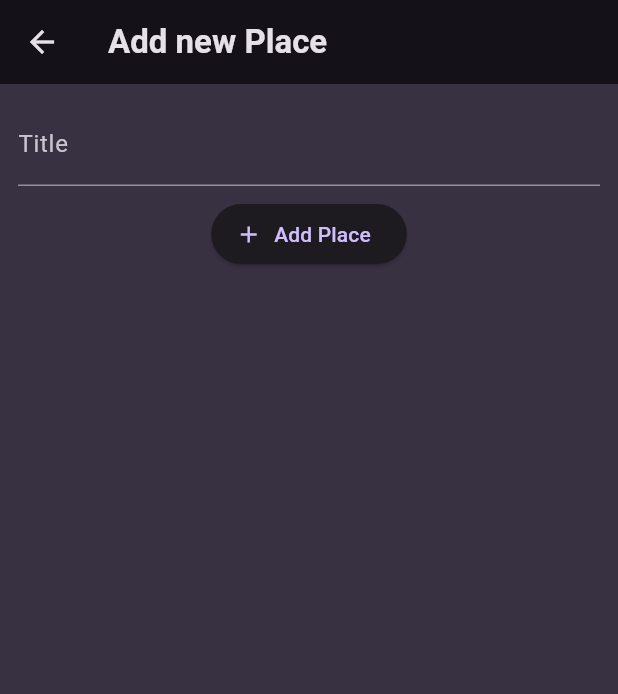
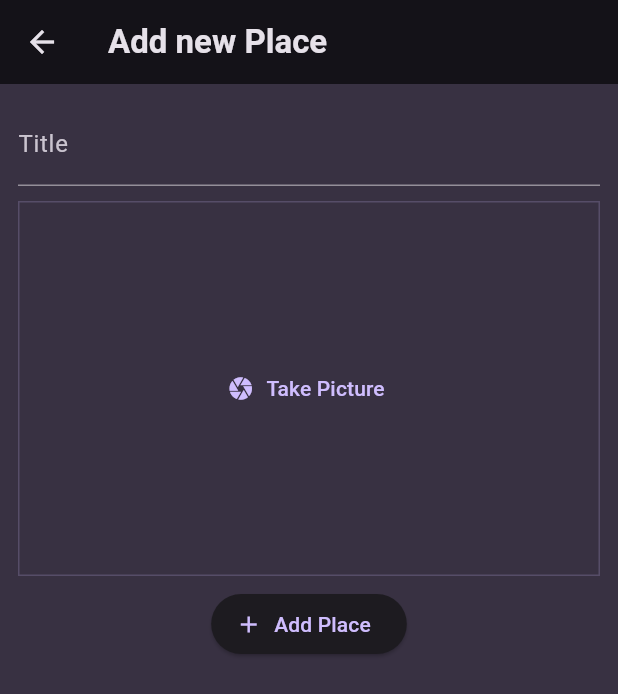
Before and after one commit to DCXan/flutter-places, a Flutter app: the NewItemScreen screen opened directly, on a phone screen of 412 x 824 dp. Shown: the top 694 px of the screen. Run offline on Flutter 3.47's test engine with Material 3 defaults, Android fonts, the phone set to English and light mode, and no system bars; our stand-ins replace flutter_riverpod, google_fonts.

Commit message:
create template for adding image

```diff
--- a/lib/screens/new_item.dart
+++ b/lib/screens/new_item.dart
@@ -1,6 +1,7 @@
 import 'package:flutter/material.dart';
 import 'package:flutter_places/models/place.dart';
 import 'package:flutter_places/providers/places_list_provider.dart';
+import 'package:flutter_places/widgets/image_input.dart';
 import 'package:flutter_riverpod/flutter_riverpod.dart';
 
 class NewItemScreen extends ConsumerStatefulWidget {
@@ -51,6 +52,10 @@ class __NewItemState extends ConsumerState<NewItemScreen> {
               style:
                   TextStyle(color: Theme.of(context).colorScheme.onBackground),
             ),
+            const SizedBox(
+              height: 10,
+            ),
+            const ImageInput(),
             Padding(
               padding: const EdgeInsets.all(8.0),
               child: ElevatedButton.icon(
--- /dev/null
+++ b/lib/widgets/image_input.dart
@@ -0,0 +1,29 @@
+import 'package:flutter/material.dart';
+
+class ImageInput extends StatefulWidget {
+  const ImageInput({super.key});
+
+  @override
+  State<ImageInput> createState() => _ImageInputState();
+}
+
+class _ImageInputState extends State<ImageInput> {
+  void _takePicture() {}
+
+  @override
+  Widget build(BuildContext context) {
+    return Container(
+      decoration: BoxDecoration(
+          border: Border.all(
+              width: 1,
+              color: Theme.of(context).colorScheme.primary.withOpacity(0.2))),
+      height: 250,
+      width: double.infinity,
+      alignment: Alignment.center,
+      child: TextButton.icon(
+          onPressed: () {},
+          icon: const Icon(Icons.camera),
+          label: const Text('Take Picture')),
+    );
+  }
+}
```
